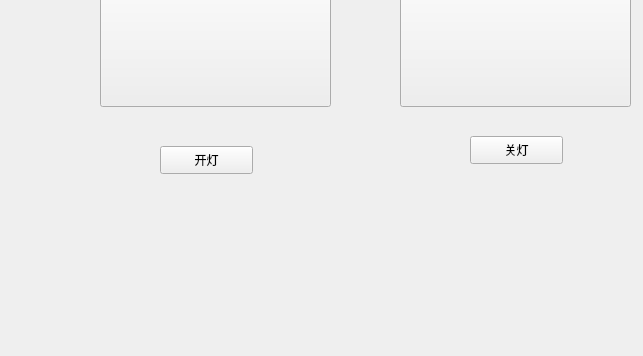
First picture: the form in widget.ui, repository Aichango/QtLightManagementApplication, before the edit; both pictures show x 0 to 643 and y 244 to 600 of the 800 by 600 pixel window.
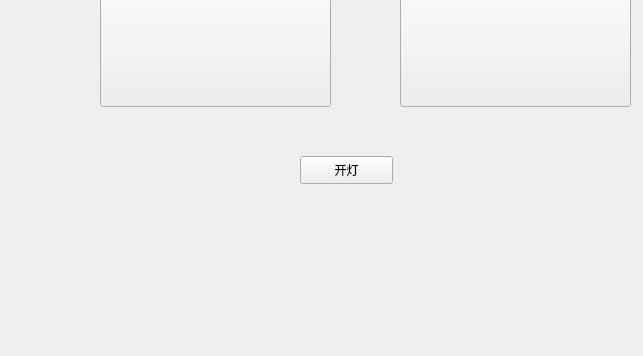
Second picture: the form after the edit. Icons and pictures are not drawn.

Commit message: v1.0.1 开关灯由一个按钮控制

```diff
--- a/widget.ui
+++ b/widget.ui
@@ -16,8 +16,8 @@
   <widget class="QPushButton" name="on_pushButton">
    <property name="geometry">
     <rect>
-     <x>160</x>
-     <y>390</y>
+     <x>300</x>
+     <y>400</y>
      <width>93</width>
      <height>28</height>
     </rect>
@@ -25,18 +25,11 @@
    <property name="text">
     <string>开灯</string>
    </property>
-  </widget>
-  <widget class="QPushButton" name="off_pushButton">
-   <property name="geometry">
-    <rect>
-     <x>470</x>
-     <y>380</y>
-     <width>93</width>
-     <height>28</height>
-    </rect>
+   <property name="autoDefault">
+    <bool>true</bool>
    </property>
-   <property name="text">
-    <string>关灯</string>
+   <property name="default">
+    <bool>false</bool>
    </property>
   </widget>
   <widget class="QPushButton" name="on_picture">
```
The commit also changes 2 other files.
